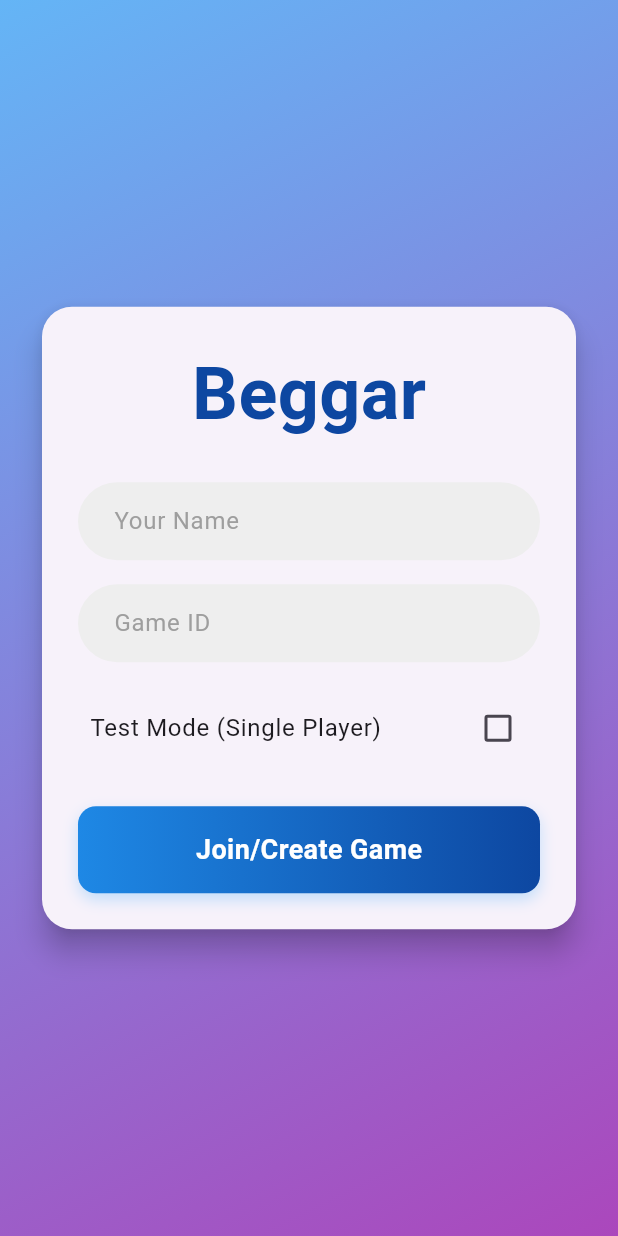
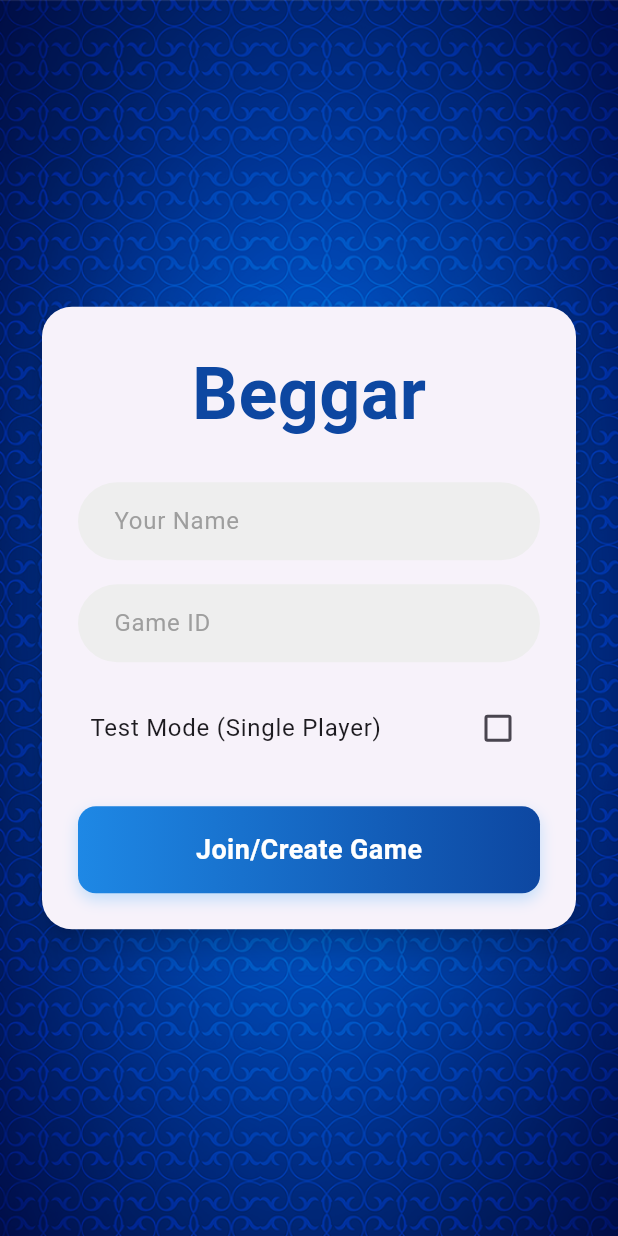
Before and after one commit to DineshWayaman/Begger-Mobile, a Flutter app: the screen it shows after launch, on a phone screen of 412 x 824 dp. Run offline on Flutter 3.47's test engine with Material 3 defaults, Android fonts, the phone set to English and light mode, and no system bars; our stand-ins replace flutter_svg, google_fonts, socket_io_client; network calls fail.

Commit message:
Added Background Image

```diff
--- a/lib/screens/lobby.dart
+++ b/lib/screens/lobby.dart
@@ -24,11 +24,12 @@ class _LobbyScreenState extends State<LobbyScreen> {
     return Scaffold(
       body: Container(
         decoration: BoxDecoration(
-          gradient: LinearGradient(
-            begin: Alignment.topLeft,
-            end: Alignment.bottomRight,
-            colors: [Colors.blue.shade300, Colors.purple.shade400],
-          ),
+          image: DecorationImage(image: AssetImage('assets/images/beggarbg.png'), fit: BoxFit.cover),
+          // gradient: LinearGradient(
+          //   begin: Alignment.topLeft,
+          //   end: Alignment.bottomRight,
+          //   colors: [Colors.blue.shade300, Colors.purple.shade400],
+          // ),
         ),
         child: SafeArea(
           child: Center(
--- a/pubspec.yaml
+++ b/pubspec.yaml
@@ -64,6 +64,7 @@ flutter:
   # To add assets to your application, add an assets section, like this:
   assets:
     - assets/cards/
+    - assets/images/
   #   - images/a_dot_ham.jpeg
 
   # An image asset can refer to one or more resolution-specific "variants", see
```
Also changed, not shown: lib/screens/game.dart (+19 -20 lines), assets/images/beggarbg.png (added).
